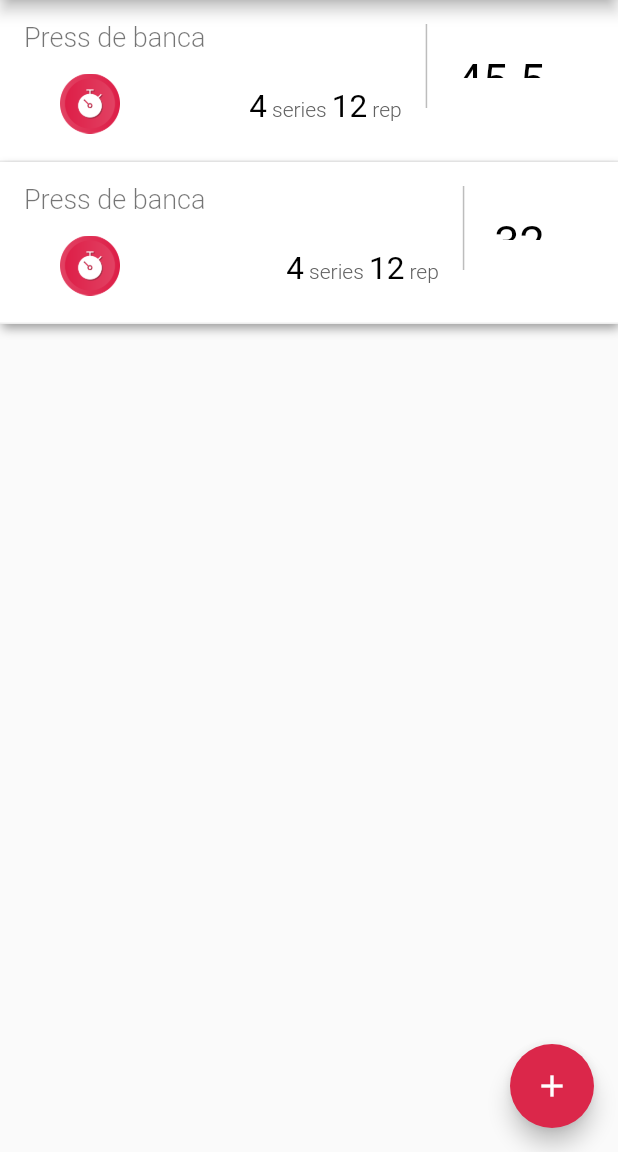
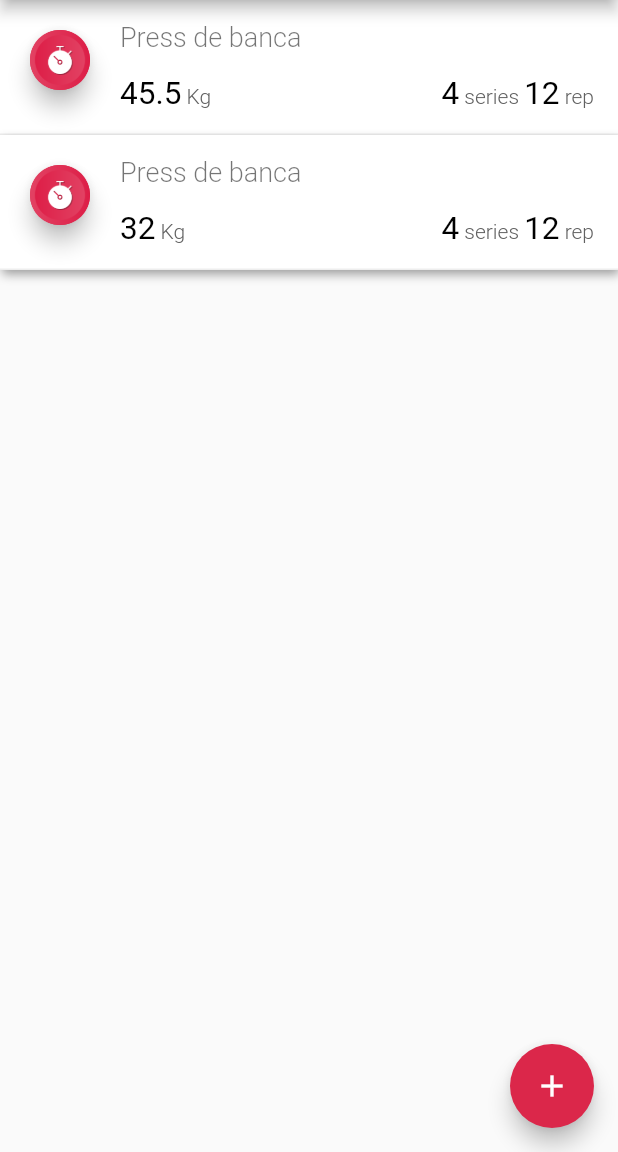
Before and after one commit to JordiiVidal/GYMControl, a Flutter app: the screen it shows after launch, on a phone screen of 412 x 824 dp, the part 84-1236 px from its top. Run offline on Flutter 3.47's test engine with Material 2 defaults, Android fonts, the phone set to English and light mode, and no system bars.

Commit message:
exercice element

```diff
--- a/lib/pages/exercice_list.dart
+++ b/lib/pages/exercice_list.dart
@@ -1,8 +1,8 @@
 import 'package:flutter/material.dart';
-import '../tools/text.dart';
 import '../models/exercice.dart';
 import '../widgets/helpers/models.dart';
 import '../widgets/exercice/recovery_time.dart';
+import '../tools/text.dart';
 
 class ExerciceListPage extends StatefulWidget {
   final List<Exercice> list;
@@ -61,12 +61,9 @@ class _ExerciceListPageState extends State<ExerciceListPage>
             onTap: () {
               modalImageExercice(context, index, widget.list);
             },
-            subtitle: Row(
-              mainAxisAlignment: MainAxisAlignment.spaceBetween,
-              children: <Widget>[
-                Padding(
-                  padding: EdgeInsets.fromLTRB(0.0, 5.0, 0.0, 10.0),
-                  child: FlatButton(
+            leading: FloatingActionButton(
+              mini: true,
+              backgroundColor: Color(0xffDB274A),
               child: new Image(
                 image: new AssetImage("assets/gym_07.png"),
                 width: 40.0,
@@ -77,17 +74,38 @@ class _ExerciceListPageState extends State<ExerciceListPage>
               ),
               onPressed: () {
                 if (widget.list[index].start) {
-                        if (mounted) {
                   setState(() {
                     widget.list[index].start = false;
                   });
-                        }
                 } else {
                   setState(() {
                     widget.list[index].start = true;
                   });
                 }
               },
+            ),
+            subtitle: Padding(
+              padding: EdgeInsets.fromLTRB(0.0, 10.0, 0.0, 10.0),
+              child: Row(
+                mainAxisAlignment: MainAxisAlignment.spaceBetween,
+                children: <Widget>[
+                  RichText(
+                    text: TextSpan(
+                      style: TextStyle(
+                        fontSize: 21.0,
+                        color: Colors.black,
+                        fontWeight: FontWeight.w400,
+                      ),
+                      children: <TextSpan>[
+                        TextSpan(text: weightNumber(widget.list[index].weight)),
+                        TextSpan(
+                          text: ' Kg ',
+                          style: TextStyle(
+                              fontWeight: FontWeight.w300,
+                              fontSize: 14.0,
+                              color: Colors.grey[700]),
+                        ),
+                      ],
                     ),
                   ),
                   RichText(
@@ -106,7 +124,8 @@ class _ExerciceListPageState extends State<ExerciceListPage>
                               fontSize: 14.0,
                               color: Colors.grey[700]),
                         ),
-                      TextSpan(text: widget.list[index].repetitions.toString()),
+                        TextSpan(
+                            text: widget.list[index].repetitions.toString()),
                         TextSpan(
                           text: ' rep',
                           style: TextStyle(
@@ -119,6 +138,7 @@ class _ExerciceListPageState extends State<ExerciceListPage>
                   )
                 ],
               ),
+            ),
             title: Padding(
               padding: EdgeInsets.fromLTRB(0.0, 10.0, 0.0, 5.0),
               child: Text(
@@ -127,35 +147,6 @@ class _ExerciceListPageState extends State<ExerciceListPage>
                     fontSize: 18.0,
                     color: Colors.black54,
                     fontWeight: FontWeight.w300),
-              ),
-            ),
-            trailing: Container(
-              padding: EdgeInsets.all(20.0),
-              decoration: BoxDecoration(
-                border: BorderDirectional(
-                    start: BorderSide(width: 1.0, color: Colors.grey[400])),
-                color: Colors.white,
-              ),
-              child: RichText(
-                text: TextSpan(
-                  style: TextStyle(
-                    fontSize: 30.0,
-                    color: Colors.black,
-                    fontWeight: FontWeight.w400,
-                  ),
-                  children: <TextSpan>[
-                    TextSpan(
-                      text: weightNumber(widget.list[index].weight),
-                    ),
-                    TextSpan(
-                      text: ' kg',
-                      style: TextStyle(
-                          fontWeight: FontWeight.w300,
-                          fontSize: 10.0,
-                          color: Colors.grey[700]),
-                    ),
-                  ],
-                ),
               ),
             ),
           ),
```
Lines whose indentation alone changed are shown as unchanged.
